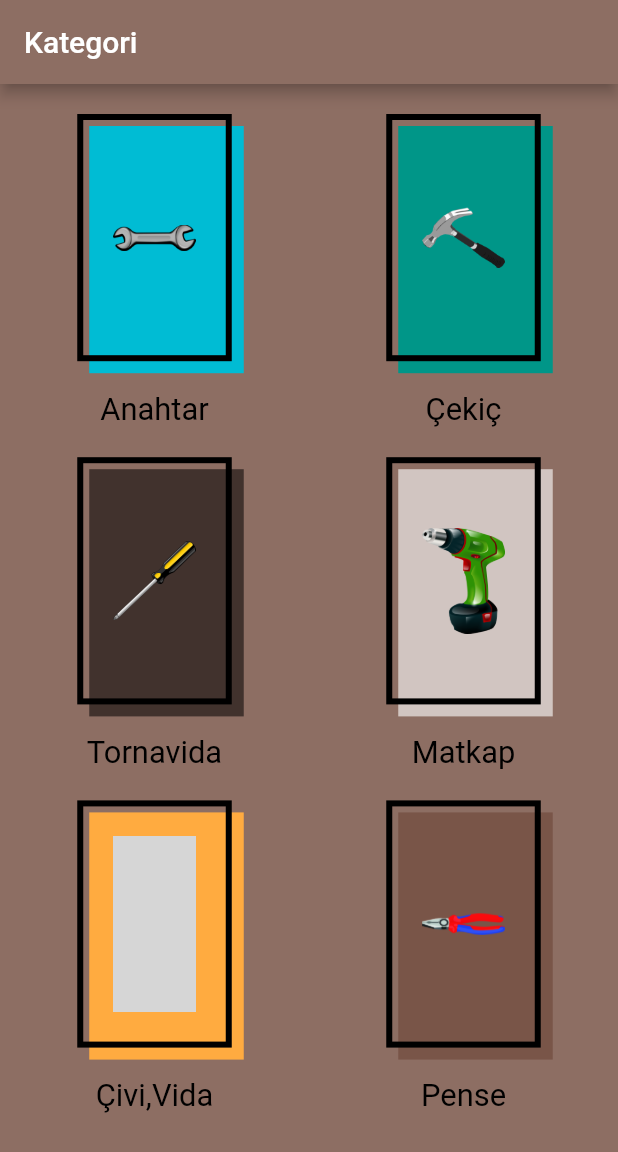
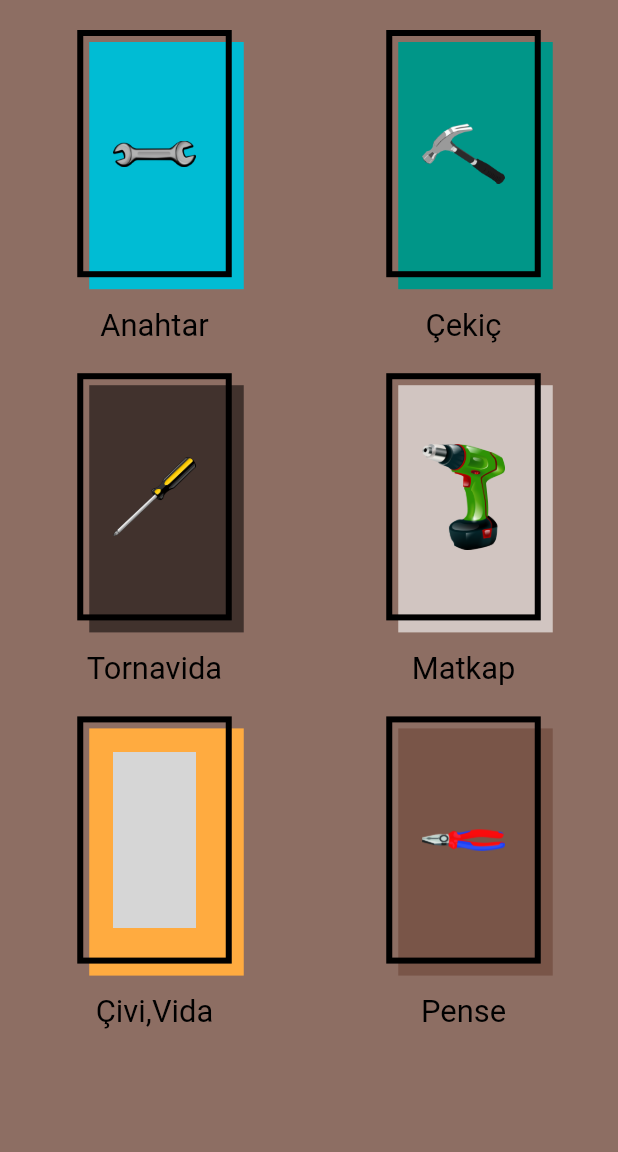
Before and after one commit to keyvanarasteh/Dororo, a Flutter app: the anasayfa screen opened directly, on a phone screen of 412 x 824 dp. Shown: the top 1152 px of the screen. Run offline on Flutter 3.47's test engine with Material 2 defaults, Android fonts, the light colour scheme and no system bars; our stand-ins replace google_fonts; grey boxes are pictures that could not be loaded.

Commit message:
Ufak Düzeltme

```diff
--- a/lib/Anasayfa.dart
+++ b/lib/Anasayfa.dart
@@ -1,5 +1,6 @@
-// ignore_for_file: prefer_const_constructors, prefer_const_literals_to_create_immutables, avoid_unnecessary_containers, depend_on_referenced_packages, unnecessary_string_interpolations, use_key_in_widget_constructors, non_constant_identifier_names, camel_case_types, unused_import, file_names
+// ignore_for_file: prefer_const_constructors, prefer_const_literals_to_create_immutables, avoid_unnecessary_containers, depend_on_referenced_packages, unnecessary_string_interpolations, use_key_in_widget_constructors, non_constant_identifier_names, camel_case_types, unused_import, file_names, no_leading_underscores_for_local_identifiers
 import 'package:dororo/Urun.dart';
+import 'package:flutter/cupertino.dart';
 import 'package:google_fonts/google_fonts.dart';
 import 'package:flutter/material.dart';
 
@@ -14,12 +15,11 @@ class _anasayfaState extends State<anasayfa> {
    final List<String> items = ["anahtar.png","cekic.png","tornavida.png","matkap.png","civi.png","pense.png"];
   @override
   Widget build(BuildContext context) {
-
+    var screenwidth = MediaQuery.of(context).size.width;
+    var screenheight = MediaQuery.of(context).size.height;
 
     return Scaffold(
-      appBar: AppBar(
-        backgroundColor:  Colors.brown[400],
-        title: Text("Kategori"),),
+
       body: Container(
       width: double.infinity,
       height: double.infinity,
@@ -58,6 +58,8 @@ class _anasayfaState extends State<anasayfa> {
     );
 
   }
+
+
 }
 
 class Kategori extends StatelessWidget {
```
Also changed, not shown: lib/giris.dart (+21 -4 lines), lib/data.txt (added).
